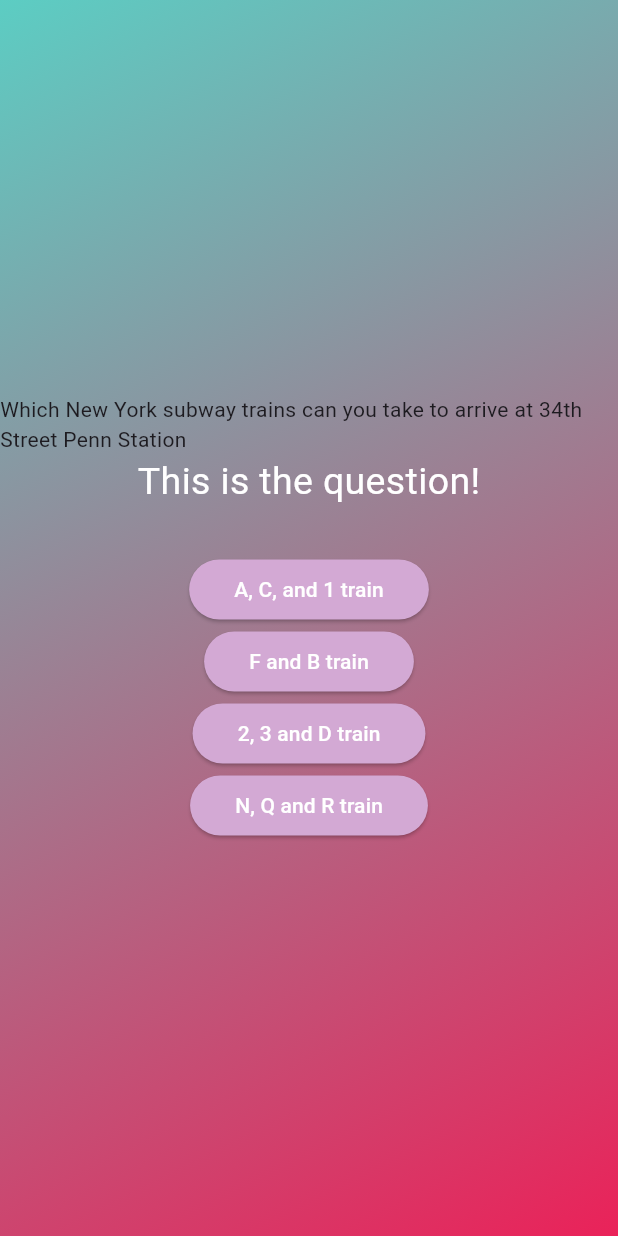
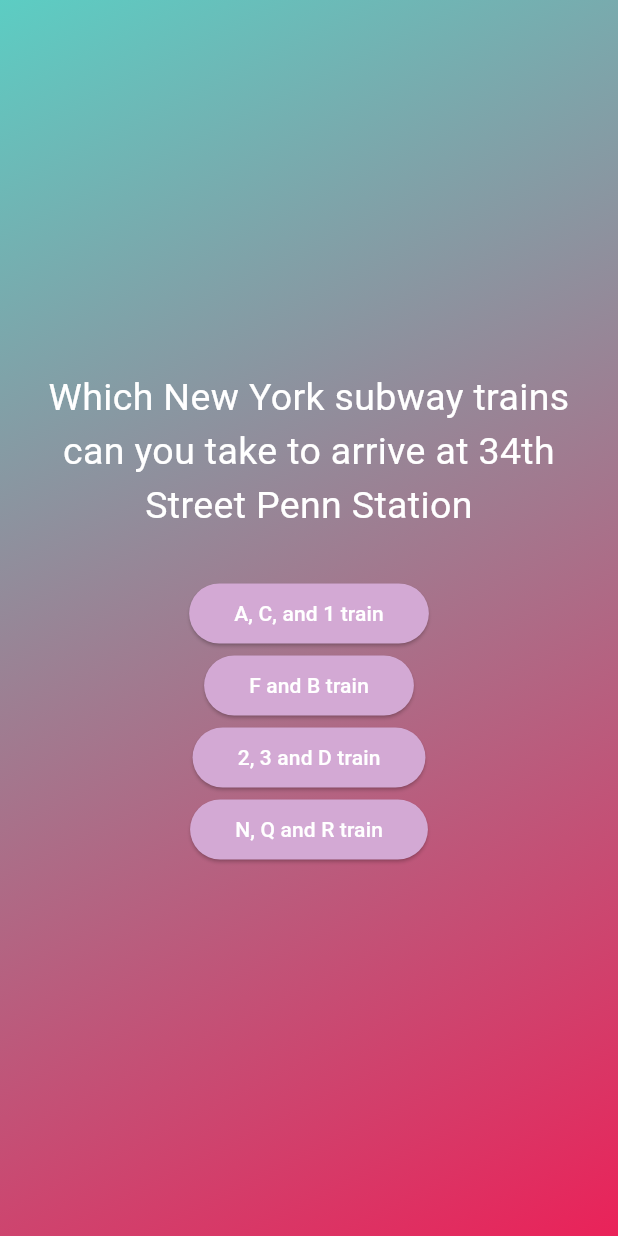
Before and after one commit to Jadenmcko/jaden_quizapp_feb5, a Flutter app: the screen it shows after launch, after a tap on "Start Quiz", on a phone screen of 412 x 824 dp. Run offline on Flutter 3.47's test engine with Material 3 defaults, Android fonts, the light colour scheme and no system bars.

Commit message:
Basic styling on question, no change to answer button.

```diff
--- a/lib/questionScreen.dart
+++ b/lib/questionScreen.dart
@@ -12,10 +12,16 @@
   @override
   Widget build(BuildContext context){  // columns for the page
     final currentQuestion = questions[0];
-    return SizedBox(width: double.infinity, child: Column(mainAxisAlignment: MainAxisAlignment.center,
-    children: [ Text(currentQuestion.question),
-    Column(children: [const Text('This is the question!',
-    style: TextStyle(color: Colors.white, fontSize: 25),),
+    return SizedBox(width: double.infinity, child: Container(
+      margin: const EdgeInsets.all(25),
+      child: Column(mainAxisAlignment: MainAxisAlignment.center,
+      crossAxisAlignment: CrossAxisAlignment.stretch,
+      children: [Column(children: [
+        Text(currentQuestion.question,
+        style: const TextStyle(
+          color: Colors.white,
+          fontSize: 25),
+          textAlign: TextAlign.center,),
       const SizedBox(height: 30),
       // Answersbutton(answerText: currentQuestion.answers[0], onTap: (){}),
       // Answersbutton(answerText: currentQuestion.answers[1], onTap: (){}),
@@ -25,6 +31,7 @@
         return Answersbutton(answerText: item, onTap: (){});
       }),
       ],),],),
+    ),
     );
   }
 }
```
Lines whose indentation alone changed are shown as unchanged.
